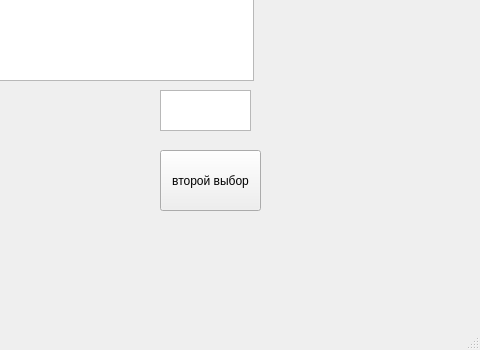
Before: the Qt Designer form ui files/in_game_window_lvl1.ui in MaxPuzotron/pygame_project, drawn with Qt 5; both pictures show x 320 to 800 and y 250 to 600 of the 800 by 600 pixel window.
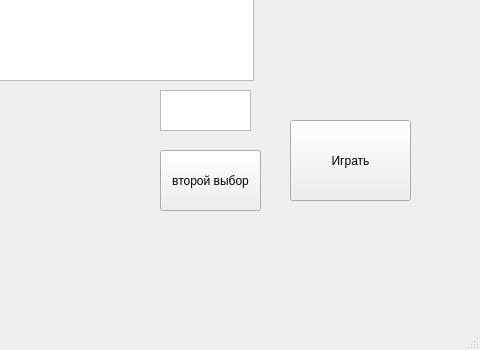
After: the same form once the commit is applied.

Diff of the .ui file:
```diff
--- a/ui files/in_game_window_lvl1.ui
+++ b/ui files/in_game_window_lvl1.ui
@@ -152,6 +152,19 @@
      <string>Счет</string>
     </property>
    </widget>
+   <widget class="QPushButton" name="game_butoon">
+    <property name="geometry">
+     <rect>
+      <x>610</x>
+      <y>370</y>
+      <width>121</width>
+      <height>81</height>
+     </rect>
+    </property>
+    <property name="text">
+     <string>Играть</string>
+    </property>
+   </widget>
   </widget>
   <widget class="QMenuBar" name="menubar">
    <property name="geometry">
```
